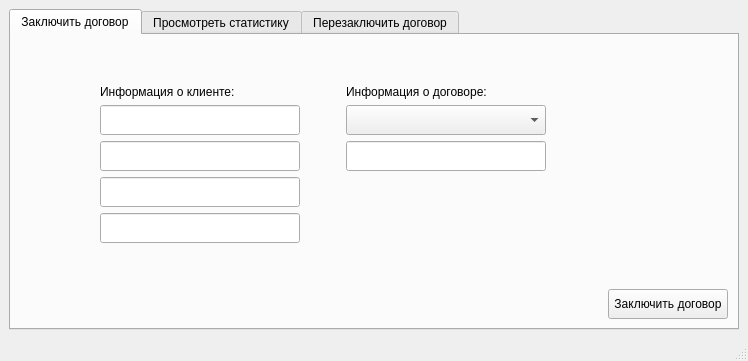
MiFit1/OSOGO, file MDKP/agentwindow.ui: the form before one commit.
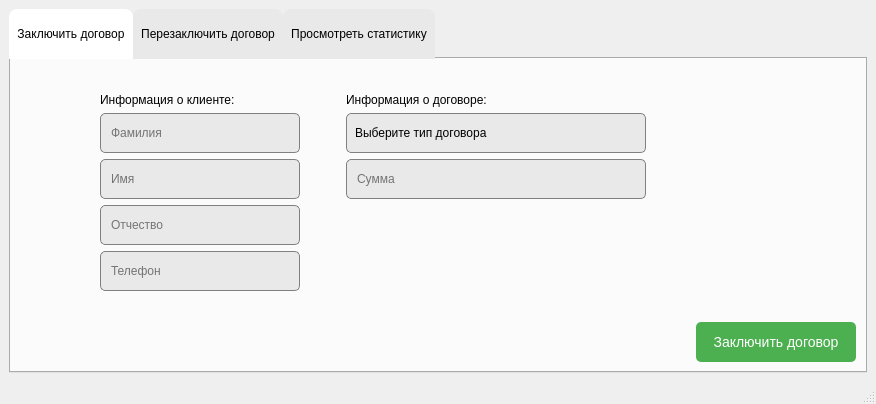
The form after the commit. The open tabs and pages were chosen to show the change. Icons and pictures are not drawn.

```diff
--- a/MDKP/agentwindow.ui
+++ b/MDKP/agentwindow.ui
@@ -6,8 +6,8 @@
    <rect>
     <x>0</x>
     <y>0</y>
-    <width>748</width>
-    <height>361</height>
+    <width>876</width>
+    <height>404</height>
    </rect>
   </property>
   <property name="windowTitle">
@@ -17,10 +17,25 @@
    <layout class="QHBoxLayout" name="horizontalLayout">
     <item>
      <widget class="QTabWidget" name="tabWidget">
+      <property name="styleSheet">
+       <string notr="true">QTabBar::tab { 
+	font: 500 8pt &quot;Montserrat Medium&quot;;
+    background:	#e9e9e9;
+    border-top-left-radius: 8px;
+    border-top-right-radius: 8px;
+	height: 34 px;
+	padding: 8px;
+}
+
+QTabBar::tab:selected {
+    background-color: white;
+}
+</string>
+      </property>
       <property name="currentIndex">
-       <number>2</number>
+       <number>0</number>
       </property>
-      <widget class="QWidget" name="tab">
+      <widget class="QWidget" name="ConcludeTab">
        <attribute name="title">
         <string>Заключить договор</string>
        </attribute>
@@ -31,17 +46,131 @@
            <widget class="QComboBox" name="comboBox">
             <property name="minimumSize">
              <size>
-              <width>200</width>
-              <height>30</height>
+              <width>300</width>
+              <height>40</height>
              </size>
             </property>
+            <property name="styleSheet">
+             <string notr="true">QComboBox {
+	font: 500 9pt &quot;Montserrat Medium&quot;;
+   background: #e9e9e9;
+	border-radius: 5px;
+	padding: 8px;
+	border: 1px solid gray;
+}
+
+QComboBox:editable {
+    background: #5fbaeb;
+}
+
+QComboBox:!editable:on, QComboBox::drop-down:editable:on {
+    background: #cdcdcd;
+}
+
+QComboBox::drop-down {
+	subcontrol-origin: padding;
+	subcontrol-position: top right;
+	width: 25px;
+	border-left-width: 1px;
+}
+
+QComboBox::down-arrow {
+   image: url(:/images/resources/CheckMark.png);
+	width: 12px;
+	height: 12px;
+}
+QComboBox QAbstractItemView::item {
+height: 40px;
+}
+</string>
+            </property>
             <property name="placeholderText">
              <string>Выберите тип договора</string>
             </property>
+            <item>
+             <property name="text">
+              <string>Добровольное медицинское страхование</string>
+             </property>
+            </item>
+            <item>
+             <property name="text">
+              <string>Страхование домашнего имущества</string>
+             </property>
+            </item>
+            <item>
+             <property name="text">
+              <string>Страхование автотранспорта</string>
+             </property>
+            </item>
            </widget>
           </item>
+          <item row="2" column="1">
+           <widget class="QLineEdit" name="lineEdit">
+            <property name="minimumSize">
+             <size>
+              <width>200</width>
+              <height>40</height>
+             </size>
+            </property>
+            <property name="styleSheet">
+             <string notr="true">QLineEdit {
+	font: 500 9pt &quot;Montserrat Medium&quot;;
+   background: #e9e9e9;
+	border-radius: 5px;
+	padding: 8px;
+	border: 1px solid gray;
+}
+
+QLineEdit:focus {
+    border-color: #5fbaeb;
+}
+</string>
+            </property>
+            <property name="placeholderText">
+             <string>Фамилия</string>
+            </property>
+           </widget>
+          </item>
+          <item row="2" column="0">
+           <spacer name="horizontalSpacer_9">
+            <property name="orientation">
+             <enum>Qt::Horizontal</enum>
+            </property>
+            <property name="sizeType">
+             <enum>QSizePolicy::Expanding</enum>
+            </property>
+            <property name="sizeHint" stdset="0">
+             <size>
+              <width>40</width>
+              <height>20</height>
+             </size>
+            </property>
+           </spacer>
+          </item>
+          <item row="0" column="2">
+           <spacer name="verticalSpacer_3">
+            <property name="orientation">
+             <enum>Qt::Vertical</enum>
+            </property>
+            <property name="sizeType">
+             <enum>QSizePolicy::MinimumExpanding</enum>
+            </property>
+            <property name="sizeHint" stdset="0">
+             <size>
+              <width>20</width>
+              <height>20</height>
+             </size>
+            </property>
+           </spacer>
+          </item>
           <item row="1" column="3">
            <widget class="QLabel" name="label_2">
+            <property name="styleSheet">
+             <string notr="true">QLabel {
+	font: 500 11pt &quot;Montserrat Medium&quot;;
+}
+</string>
+            </property>
             <property name="text">
              <string>Информация о договоре:</string>
             </property>
@@ -63,22 +192,6 @@
             </property>
            </spacer>
           </item>
-          <item row="3" column="0">
-           <spacer name="horizontalSpacer_10">
-            <property name="orientation">
-             <enum>Qt::Horizontal</enum>
-            </property>
-            <property name="sizeType">
-             <enum>QSizePolicy::Fixed</enum>
-            </property>
-            <property name="sizeHint" stdset="0">
-             <size>
-              <width>80</width>
-              <height>20</height>
-             </size>
-            </property>
-           </spacer>
-          </item>
           <item row="6" column="2">
            <spacer name="verticalSpacer_4">
             <property name="orientation">
@@ -95,39 +208,30 @@
             </property>
            </spacer>
           </item>
-          <item row="2" column="0">
-           <spacer name="horizontalSpacer_9">
-            <property name="orientation">
-             <enum>Qt::Horizontal</enum>
-            </property>
-            <property name="sizeType">
-             <enum>QSizePolicy::Expanding</enum>
-            </property>
-            <property name="sizeHint" stdset="0">
-             <size>
-              <width>40</width>
-              <height>20</height>
-             </size>
-            </property>
-           </spacer>
-          </item>
           <item row="3" column="3">
            <widget class="QLineEdit" name="lineEdit_6">
             <property name="minimumSize">
              <size>
               <width>0</width>
-              <height>30</height>
+              <height>40</height>
              </size>
             </property>
-           </widget>
-          </item>
-          <item row="2" column="1">
-           <widget class="QLineEdit" name="lineEdit">
-            <property name="minimumSize">
-             <size>
-              <width>200</width>
-              <height>30</height>
-             </size>
+            <property name="styleSheet">
+             <string notr="true">QLineEdit {
+	font: 500 9pt &quot;Montserrat Medium&quot;;
+   background: #e9e9e9;
+	border-radius: 5px;
+	padding: 8px;
+	border: 1px solid gray;
+}
+
+QLineEdit:focus {
+    border-color: #5fbaeb;
+}
+</string>
+            </property>
+            <property name="placeholderText">
+             <string>Сумма</string>
             </property>
            </widget>
           </item>
@@ -147,46 +251,86 @@
             </property>
            </spacer>
           </item>
-          <item row="5" column="1">
-           <widget class="QLineEdit" name="lineEdit_4">
-            <property name="minimumSize">
-             <size>
-              <width>0</width>
-              <height>30</height>
-             </size>
-            </property>
-           </widget>
-          </item>
           <item row="1" column="1">
            <widget class="QLabel" name="label">
+            <property name="styleSheet">
+             <string notr="true">QLabel {
+	font: 500 11pt &quot;Montserrat Medium&quot;;
+}
+</string>
+            </property>
             <property name="text">
              <string>Информация о клиенте:</string>
             </property>
            </widget>
           </item>
-          <item row="0" column="2">
-           <spacer name="verticalSpacer_3">
+          <item row="3" column="0">
+           <spacer name="horizontalSpacer_10">
             <property name="orientation">
-             <enum>Qt::Vertical</enum>
+             <enum>Qt::Horizontal</enum>
             </property>
             <property name="sizeType">
-             <enum>QSizePolicy::MinimumExpanding</enum>
+             <enum>QSizePolicy::Fixed</enum>
             </property>
             <property name="sizeHint" stdset="0">
              <size>
-              <width>20</width>
+              <width>80</width>
               <height>20</height>
              </size>
             </property>
            </spacer>
           </item>
-          <item row="4" column="1">
-           <widget class="QLineEdit" name="lineEdit_3">
+          <item row="5" column="1">
+           <widget class="QLineEdit" name="lineEdit_4">
             <property name="minimumSize">
              <size>
               <width>0</width>
-              <height>30</height>
+              <height>40</height>
              </size>
+            </property>
+            <property name="styleSheet">
+             <string notr="true">QLineEdit {
+	font: 500 9pt &quot;Montserrat Medium&quot;;
+   background: #e9e9e9;
+	border-radius: 5px;
+	padding: 8px;
+	border: 1px solid gray;
+}
+
+QLineEdit:focus {
+    border-color: #5fbaeb;
+}
+</string>
+            </property>
+            <property name="placeholderText">
+             <string>Телефон</string>
+            </property>
+           </widget>
+          </item>
+          <item row="3" column="1">
+           <widget class="QLineEdit" name="lineEdit_2">
+            <property name="minimumSize">
+             <size>
+              <width>0</width>
+              <height>40</height>
+             </size>
+            </property>
+            <property name="styleSheet">
+             <string notr="true">QLineEdit {
+	font: 500 9pt &quot;Montserrat Medium&quot;;
+   background: #e9e9e9;
+	border-radius: 5px;
+	padding: 8px;
+	border: 1px solid gray;
+}
+
+QLineEdit:focus {
+    border-color: #5fbaeb;
+}
+</string>
+            </property>
+            <property name="placeholderText">
+             <string>Имя</string>
             </property>
            </widget>
           </item>
@@ -212,10 +356,26 @@
              <widget class="QPushButton" name="pushButton_2">
               <property name="minimumSize">
                <size>
-                <width>120</width>
-                <height>30</height>
+                <width>160</width>
+                <height>40</height>
                </size>
               </property>
+              <property name="styleSheet">
+               <string notr="true">QPushButton {
+font: 500 14pt &quot;Montserrat Medium&quot;;
+    background-color: #4CAF50; 
+    color: white; 
+    border: none;
+    font-size: 14px;
+    border-radius: 5px; 
+}
+QPushButton:hover {
+    background-color: #45a049;
+}
+QPushButton:pressed {
+    background-color: #357a38; 
+}</string>
+              </property>
               <property name="text">
                <string>Заключить договор</string>
               </property>
@@ -223,14 +383,31 @@
             </item>
            </layout>
           </item>
-          <item row="3" column="1">
-           <widget class="QLineEdit" name="lineEdit_2">
+          <item row="4" column="1">
+           <widget class="QLineEdit" name="lineEdit_3">
             <property name="minimumSize">
              <size>
               <width>0</width>
-              <height>30</height>
+              <height>40</height>
              </size>
             </property>
+            <property name="styleSheet">
+             <string notr="true">QLineEdit {
+	font: 500 9pt &quot;Montserrat Medium&quot;;
+   background: #e9e9e9;
+	border-radius: 5px;
+	padding: 8px;
+	border: 1px solid gray;
+}
+
+QLineEdit:focus {
+    border-color: #5fbaeb;
+}
+</string>
+            </property>
+            <property name="placeholderText">
+             <string>Отчество</string>
+            </property>
            </widget>
           </item>
           <item row="2" column="5">
@@ -250,16 +427,6 @@
         </item>
        </layout>
       </widget>
-      <widget class="QWidget" name="tab_2">
-       <attribute name="title">
-        <string>Просмотреть статистику</string>
-       </attribute>
-       <layout class="QHBoxLayout" name="horizontalLayout_6">
-        <item>
-         <widget class="QTableView" name="tableView"/>
-        </item>
-       </layout>
-      </widget>
       <widget class="QWidget" name="RenegotiateContract">
        <attribute name="title">
         <string>Перезаключить договор</string>
@@ -270,6 +437,16 @@
         </item>
        </layout>
       </widget>
+      <widget class="QWidget" name="tab_2">
+       <attribute name="title">
+        <string>Просмотреть статистику</string>
+       </attribute>
+       <layout class="QHBoxLayout" name="horizontalLayout_6">
+        <item>
+         <widget class="QTableView" name="tableView"/>
+        </item>
+       </layout>
+      </widget>
      </widget>
     </item>
    </layout>
@@ -279,7 +456,7 @@
     <rect>
      <x>0</x>
      <y>0</y>
-     <width>748</width>
+     <width>876</width>
      <height>17</height>
     </rect>
    </property>
```
